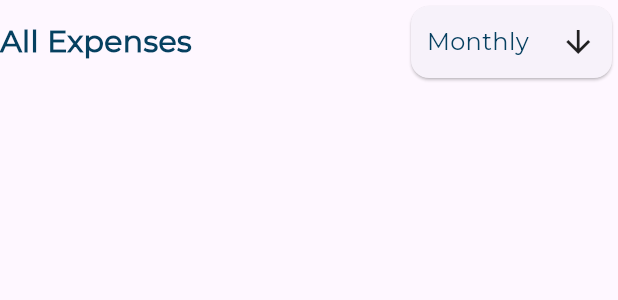
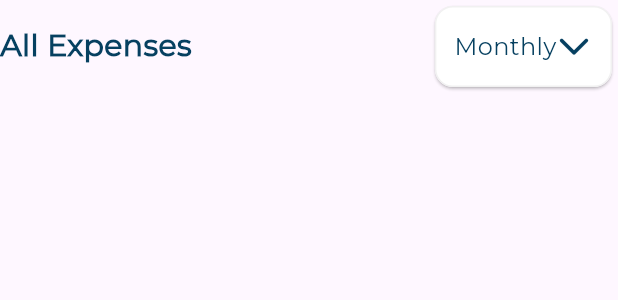
Before and after one commit to Eng-Nader/DashBoard-App, a Flutter app: the ExpensesHeader widget shown alone on an empty page, opened directly, on a phone screen of 412 x 824 dp. Shown: the top 300 px of the screen. Run offline on Flutter 3.47's test engine with Material 3 defaults, Android fonts, the phone set to English and light mode, and no system bars; our stand-ins replace device_preview, flutter_svg.

Commit message:
Finish in expenses header part 2

```diff
--- a/lib/widget/custom_drawar.dart
+++ b/lib/widget/custom_drawar.dart
@@ -37,7 +37,9 @@ class CustomDrawar extends StatelessWidget {
             child: Column(
               children: [
                 Expanded(
-                  child: SizedBox(),
+                  child: SizedBox(
+                    height: 20,
+                  ),
                 ),
                 InActiveDarwarItem(
                   darwarItemModel: DarwarItemModel(
--- a/lib/widget/expnses_header.dart
+++ b/lib/widget/expnses_header.dart
@@ -1,5 +1,3 @@
-
-
 import 'package:dashboarda_app/utils/app_style.dart';
 import 'package:flutter/material.dart';
 
@@ -20,10 +18,16 @@ class ExpensesHeader extends StatelessWidget {
         Card(
           elevation: .8,
           child: Container(
-            height: 48,
-            width: 134,
-            decoration: BoxDecoration(
-              borderRadius: BorderRadius.circular(8),
+            padding: EdgeInsets.symmetric(horizontal: 12, vertical: 14),
+            decoration: ShapeDecoration(
+              color: Colors.white,
+              shape: RoundedRectangleBorder(
+                borderRadius: BorderRadius.circular(12),
+                side: BorderSide(
+                  width: 1,
+                  color: Color(0xffF1F1F1),
+                ),
+              ),
             ),
             child: Row(
               mainAxisAlignment: MainAxisAlignment.spaceAround,
@@ -32,8 +36,12 @@ class ExpensesHeader extends StatelessWidget {
                   'Monthly',
                   style: AppStyle.styleMedium16,
                 ),
-                Icon(
-                  Icons.arrow_downward,
+                Transform.rotate(
+                  angle: 4.71239,
+                  child: Icon(
+                    Icons.arrow_back_ios_new_rounded,
+                    color: Color(0xff064061),
+                  ),
                 ),
               ],
             ),
```
Also changed, not shown: lib/widget/custom_expnses.dart (+13 -1 lines).
